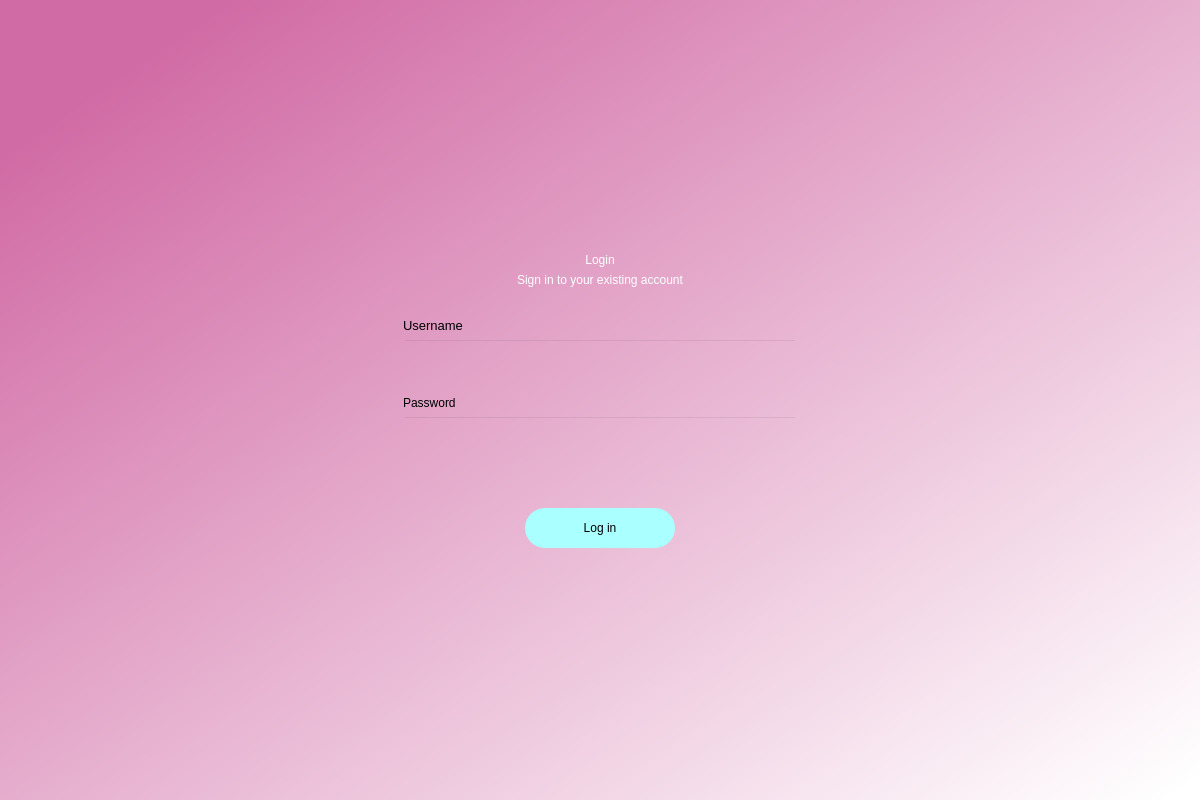
The window that UI/login.ui (Krutov777/PyQt) describes before a commit, drawn with Qt 5.
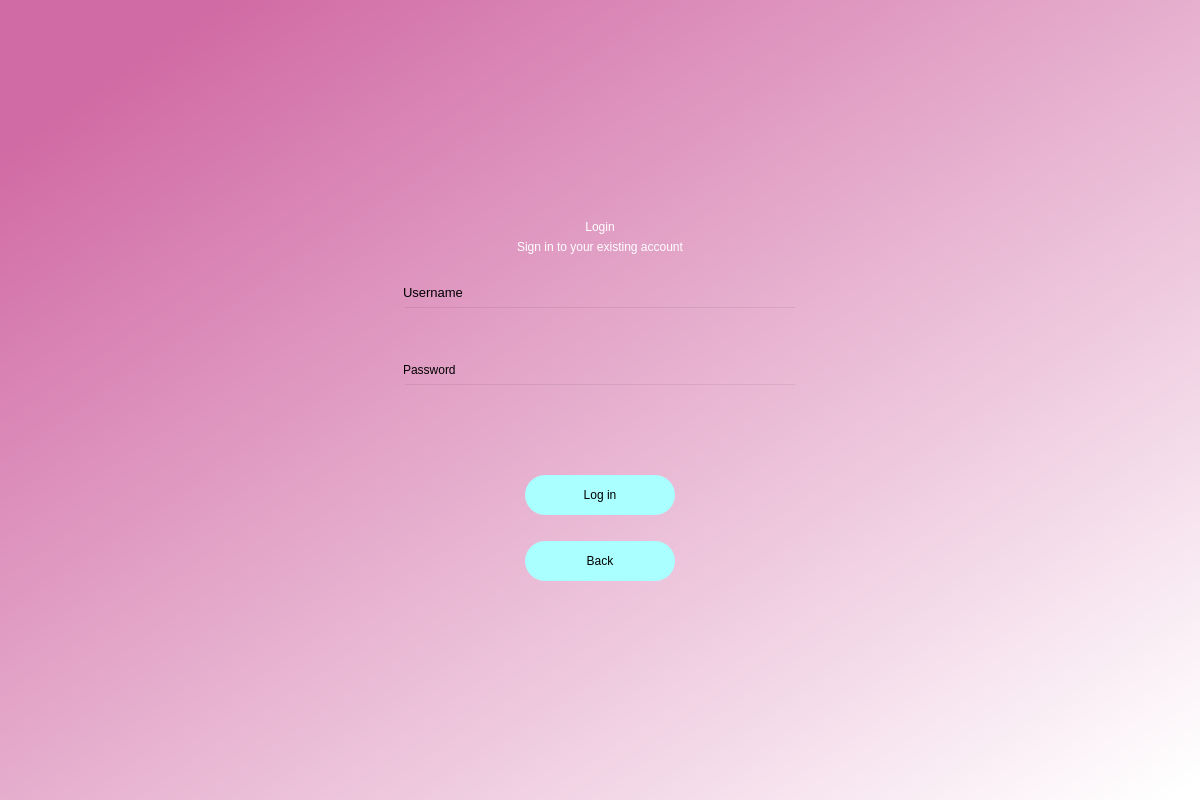
The same window after the commit.

Commit message: added buttons(back) in login,reg,choice and connect

What changed in the file:
```diff
--- a/UI/login.ui
+++ b/UI/login.ui
@@ -72,7 +72,7 @@
        </spacer>
       </item>
       <item row="1" column="1">
-       <layout class="QVBoxLayout" name="_2" stretch="3,1,1,1,2,1,1,2,1,1">
+       <layout class="QVBoxLayout" name="_2" stretch="3,1,1,1,2,1,1,2,1,1,0,0">
         <property name="spacing">
          <number>6</number>
         </property>
@@ -129,6 +129,7 @@
           <property name="font">
            <font>
             <pointsize>10</pointsize>
+            <weight>50</weight>
             <italic>false</italic>
             <bold>false</bold>
            </font>
@@ -244,6 +245,46 @@
           </property>
          </widget>
         </item>
+        <item>
+         <spacer name="verticalSpacer_2">
+          <property name="orientation">
+           <enum>Qt::Vertical</enum>
+          </property>
+          <property name="sizeType">
+           <enum>QSizePolicy::Fixed</enum>
+          </property>
+          <property name="sizeHint" stdset="0">
+           <size>
+            <width>20</width>
+            <height>20</height>
+           </size>
+          </property>
+         </spacer>
+        </item>
+        <item alignment="Qt::AlignHCenter">
+         <widget class="QPushButton" name="back">
+          <property name="minimumSize">
+           <size>
+            <width>150</width>
+            <height>40</height>
+           </size>
+          </property>
+          <property name="maximumSize">
+           <size>
+            <width>150</width>
+            <height>400</height>
+           </size>
+          </property>
+          <property name="styleSheet">
+           <string notr="true">border-radius:20px;
+background-color: rgb(170, 255, 255);
+font: 14pt &quot;MS Shell Dlg 2&quot;;</string>
+          </property>
+          <property name="text">
+           <string>Back</string>
+          </property>
+         </widget>
+        </item>
        </layout>
       </item>
       <item row="1" column="0">
```
The commit also changes 4 other files.
